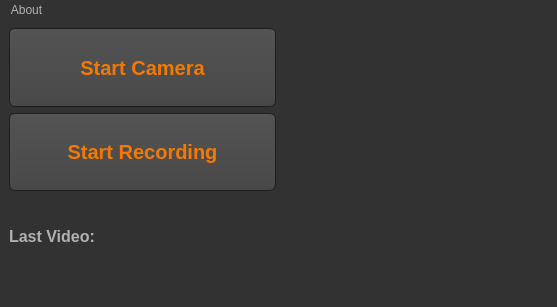
The window that mainUI.ui (bihut/CaletaSoftware) describes before a commit, drawn with Qt 5.
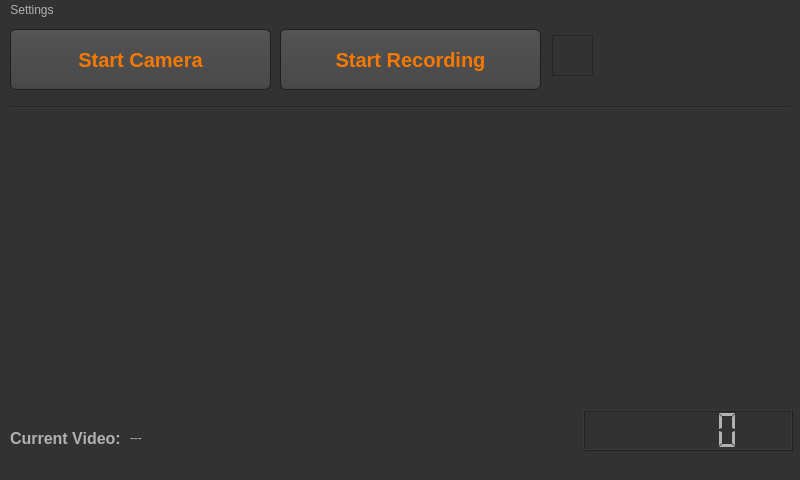
The same window after the commit. Icons and pictures are not drawn.

Diff of the .ui file:
```diff
--- a/mainUI.ui
+++ b/mainUI.ui
@@ -6,8 +6,8 @@
    <rect>
     <x>0</x>
     <y>0</y>
-    <width>557</width>
-    <height>307</height>
+    <width>800</width>
+    <height>480</height>
    </rect>
   </property>
   <property name="windowTitle">
@@ -536,9 +536,15 @@
 </string>
   </property>
   <widget class="QWidget" name="centralwidget">
-   <layout class="QGridLayout" name="gridLayout">
-    <item row="0" column="0">
      <widget class="QPushButton" name="enableCamera">
+    <property name="geometry">
+     <rect>
+      <x>10</x>
+      <y>10</y>
+      <width>261</width>
+      <height>61</height>
+     </rect>
+    </property>
       <property name="sizePolicy">
        <sizepolicy hsizetype="Minimum" vsizetype="Ignored">
         <horstretch>0</horstretch>
@@ -575,9 +581,15 @@
        <bool>true</bool>
       </property>
      </widget>
-    </item>
-    <item row="1" column="0">
      <widget class="QPushButton" name="startRecording">
+    <property name="geometry">
+     <rect>
+      <x>280</x>
+      <y>10</y>
+      <width>261</width>
+      <height>61</height>
+     </rect>
+    </property>
       <property name="sizePolicy">
        <sizepolicy hsizetype="Minimum" vsizetype="Ignored">
         <horstretch>0</horstretch>
@@ -608,16 +620,28 @@
        <bool>true</bool>
       </property>
      </widget>
-    </item>
-    <item row="0" column="2" rowspan="3">
      <widget class="QLabel" name="videoContent">
+    <property name="geometry">
+     <rect>
+      <x>20</x>
+      <y>100</y>
+      <width>770</width>
+      <height>290</height>
+     </rect>
+    </property>
       <property name="text">
        <string/>
       </property>
      </widget>
-    </item>
-    <item row="2" column="0">
      <widget class="QLabel" name="label_2">
+    <property name="geometry">
+     <rect>
+      <x>10</x>
+      <y>410</y>
+      <width>121</width>
+      <height>19</height>
+     </rect>
+    </property>
       <property name="font">
        <font>
         <pointsize>-1</pointsize>
@@ -630,24 +654,105 @@
 </string>
       </property>
       <property name="text">
-       <string>Last Video:</string>
-      </property>
-     </widget>
-    </item>
-   </layout>
+     <string>Current Video:</string>
+    </property>
+   </widget>
+   <widget class="QGraphicsView" name="recordicon">
+    <property name="enabled">
+     <bool>false</bool>
+    </property>
+    <property name="geometry">
+     <rect>
+      <x>552</x>
+      <y>16</y>
+      <width>41</width>
+      <height>41</height>
+     </rect>
+    </property>
+   </widget>
+   <widget class="QLabel" name="recordstate">
+    <property name="geometry">
+     <rect>
+      <x>600</x>
+      <y>30</y>
+      <width>91</width>
+      <height>17</height>
+     </rect>
+    </property>
+    <property name="font">
+     <font>
+      <pointsize>13</pointsize>
+      <weight>75</weight>
+      <bold>true</bold>
+     </font>
+    </property>
+    <property name="text">
+     <string/>
+    </property>
+   </widget>
+   <widget class="Line" name="line">
+    <property name="geometry">
+     <rect>
+      <x>10</x>
+      <y>80</y>
+      <width>781</width>
+      <height>16</height>
+     </rect>
+    </property>
+    <property name="font">
+     <font>
+      <pointsize>13</pointsize>
+     </font>
+    </property>
+    <property name="orientation">
+     <enum>Qt::Horizontal</enum>
+    </property>
+   </widget>
+   <widget class="QLabel" name="currentVideoname">
+    <property name="geometry">
+     <rect>
+      <x>130</x>
+      <y>410</y>
+      <width>121</width>
+      <height>17</height>
+     </rect>
+    </property>
+    <property name="text">
+     <string>---</string>
+    </property>
+   </widget>
+   <widget class="QLCDNumber" name="watchcounter">
+    <property name="geometry">
+     <rect>
+      <x>583</x>
+      <y>391</y>
+      <width>210</width>
+      <height>41</height>
+     </rect>
+    </property>
+    <property name="layoutDirection">
+     <enum>Qt::LeftToRight</enum>
+    </property>
+    <property name="segmentStyle">
+     <enum>QLCDNumber::Flat</enum>
+    </property>
+    <property name="value" stdset="0">
+     <double>0.000000000000000</double>
+    </property>
+   </widget>
   </widget>
   <widget class="QMenuBar" name="menubar">
    <property name="geometry">
     <rect>
      <x>0</x>
      <y>0</y>
-     <width>557</width>
+     <width>800</width>
      <height>22</height>
     </rect>
    </property>
    <widget class="QMenu" name="menuAbout">
     <property name="title">
-     <string>About</string>
+     <string>Settings</string>
     </property>
    </widget>
    <addaction name="menuAbout"/>
```
Left out of the diff: 9 changed lines with no effect on the pictures. Lines whose indentation alone changed are shown as unchanged.
